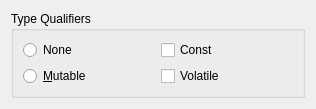
First picture: the form in umbrello/dialogs/widgets/umltypequalifierswidget.ui, repository KDE/umbrello, before the edit.
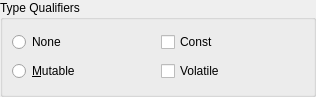
Second picture: the form after the edit.

Commit message: Fix layout issues

```diff
--- a/umbrello/dialogs/widgets/umltypequalifierswidget.ui
+++ b/umbrello/dialogs/widgets/umltypequalifierswidget.ui
@@ -14,6 +14,21 @@
    <string>Form</string>
   </property>
   <layout class="QVBoxLayout" name="verticalLayout">
+   <property name="spacing">
+    <number>6</number>
+   </property>
+   <property name="leftMargin">
+    <number>0</number>
+   </property>
+   <property name="topMargin">
+    <number>0</number>
+   </property>
+   <property name="rightMargin">
+    <number>0</number>
+   </property>
+   <property name="bottomMargin">
+    <number>0</number>
+   </property>
    <item>
     <widget class="QGroupBox" name="groupBox">
      <property name="title">
```
The commit also changes 3 other files.
